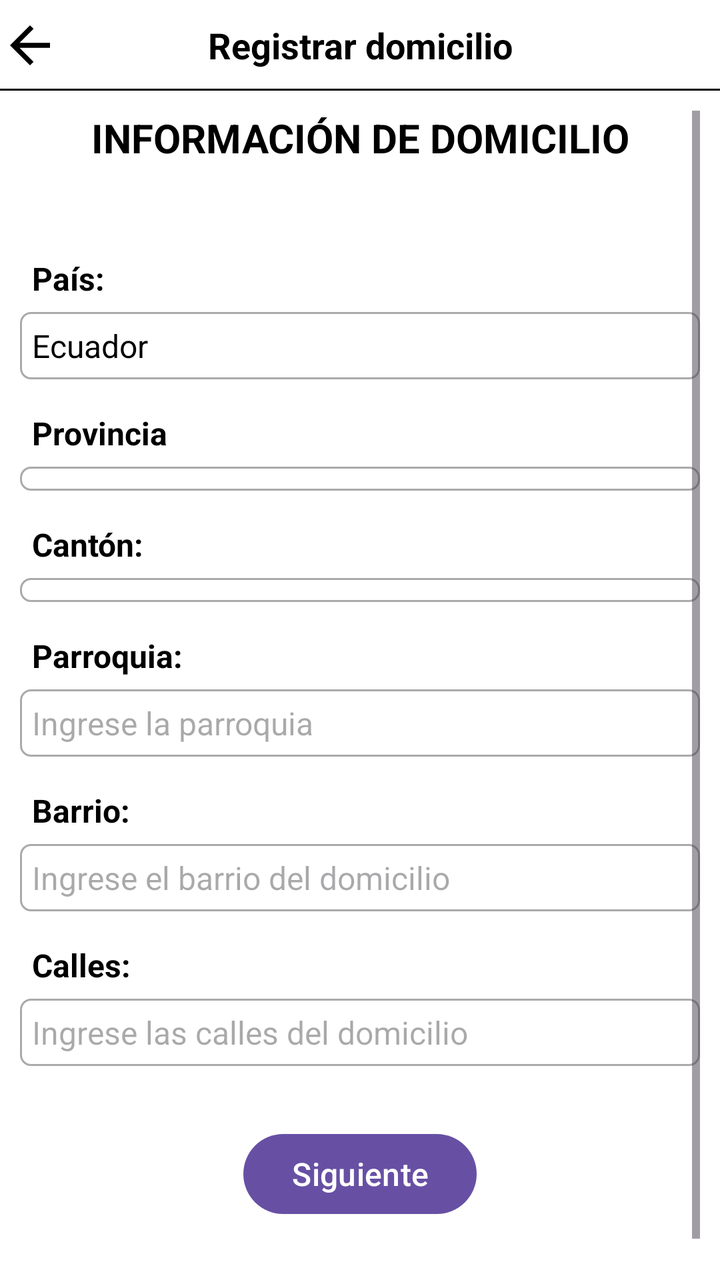
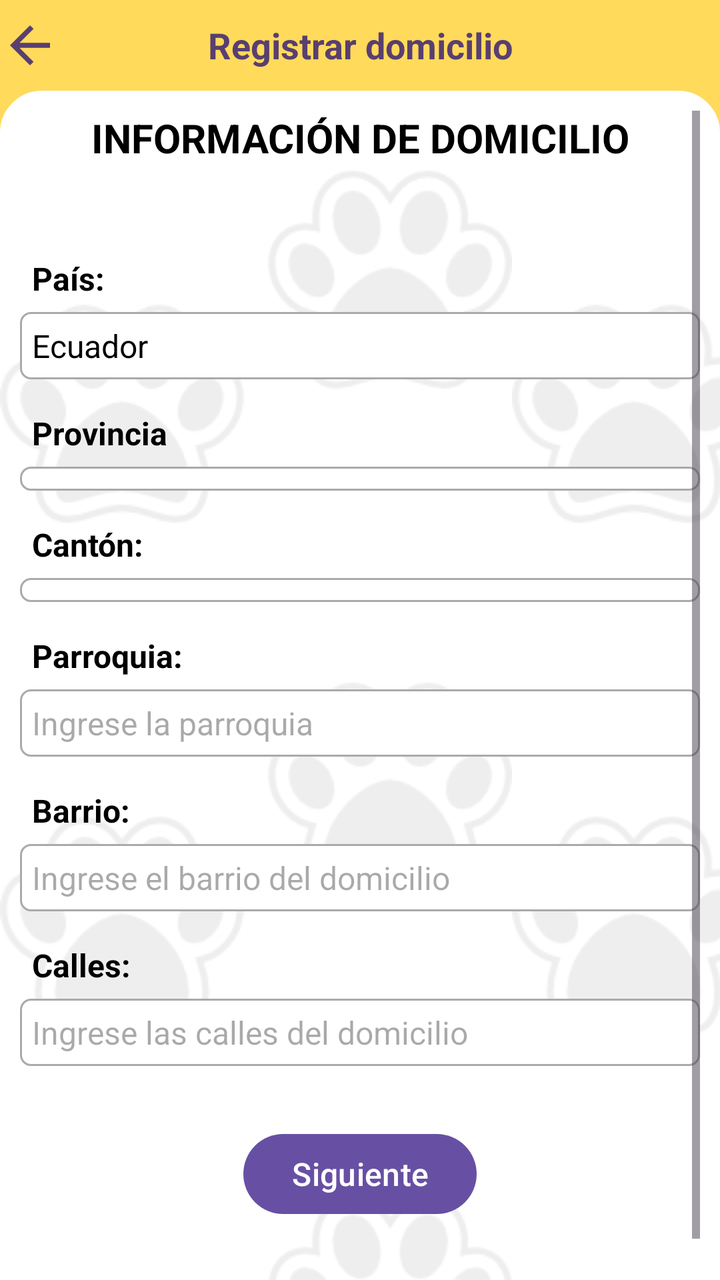

Two renders of the same Android screen: before a commit and after it. Below are the layout's source before the change and the commit's diff.
<!-- AndroidManifest.xml: application theme Theme.TIC_PV -->
<!-- res/layout/activity_agregar_domicilio.xml -->
<?xml version="1.0" encoding="utf-8"?>
<RelativeLayout xmlns:android="http://schemas.android.com/apk/res/android"
    xmlns:app="http://schemas.android.com/apk/res-auto"
    xmlns:tools="http://schemas.android.com/tools"
    android:id="@+id/main"
    android:layout_width="match_parent"
    android:layout_height="match_parent"
    android:background="@color/white"
    android:fitsSystemWindows="true"
    android:fillViewport="true"
    android:focusableInTouchMode="true"
    tools:context=".Vista.AgregarDomicilioActivity">

    <RelativeLayout
        android:layout_width="match_parent"
        android:layout_height="wrap_content"
        android:id="@+id/lYSuperiorRegistrarDomicilio"
        android:background="@color/white"
        android:orientation="horizontal">

        <ImageView
            android:layout_width="30dp"
            android:layout_height="30dp"
            android:id="@+id/iVRegresarRegistrarDomicilio"
            android:layout_centerVertical="true"
            android:background="@drawable/ic_retroceder"
            android:backgroundTint="@color/black"/>

        <TextView
            android:layout_width="match_parent"
            android:layout_height="wrap_content"
            android:id="@+id/tVTituloRegistrarDomicilio"
            android:textSize="18sp"
            android:layout_centerVertical="true"
            android:textAlignment="center"
            android:textStyle="bold"
            android:textColor="@color/black"
            android:text="Registrar domicilio"/>

        <View
            android:id="@+id/viewTituloRegistrarDomicilio"
            android:layout_width="match_parent"
            android:layout_height="1dp"
            android:layout_marginTop="20dp"
            android:layout_below="@+id/tVTituloRegistrarDomicilio"
            android:background="@color/black" />

    </RelativeLayout>

    <FrameLayout
        android:layout_width="match_parent"
        android:layout_height="match_parent"
        android:padding="10dp"
        android:layout_below="@+id/lYSuperiorRegistrarDomicilio">

        <ScrollView
            android:layout_width="match_parent"
            android:layout_height="match_parent"
            android:id="@+id/scrollAgregarDomicilio">

            <RelativeLayout
                android:layout_width="match_parent"
                android:layout_height="wrap_content">

                <TextView
                    android:id="@+id/labelEncabezado"
                    android:layout_width="wrap_content"
                    android:layout_height="wrap_content"
                    android:text="INFORMACIÓN DE DOMICILIO"
                    android:textAlignment="center"
                    android:textColor="@color/black"
                    android:layout_centerHorizontal="true"
                    android:textAppearance="@style/TextAppearance.AppCompat.Medium"
                    android:textSize="20sp"
                    android:textStyle="bold" />

                <TextView
                    android:id="@+id/labelPais"
                    android:layout_width="match_parent"
                    android:layout_height="wrap_content"
                    android:layout_below="@id/labelEncabezado"
                    android:layout_marginTop="40dp"
                    android:padding="6dp"
                    android:textStyle="bold"
                    android:text="País:"
                    android:textColor="@color/black"
                    android:textSize="16sp" />

                <EditText
                    android:id="@+id/paisDomicilio"
                    android:layout_width="match_parent"
                    android:layout_height="wrap_content"
                    android:layout_below="@id/labelPais"
                    android:background="@drawable/border"
                    android:ems="10"
                    android:text="Ecuador"
                    android:focusable="false"
                    android:inputType="text"
                    android:padding="6dp"
                    android:textColor="@color/black"
                    android:textSize="16sp" />

                <TextView
                    android:id="@+id/labelProvincia"
                    android:layout_width="match_parent"
                    android:layout_height="wrap_content"
                    android:layout_below="@id/paisDomicilio"
                    android:layout_marginTop="10dp"
                    android:padding="6dp"
                    android:textStyle="bold"
                    android:text="Provincia"
                    android:textColor="@color/black"
                    android:textSize="16sp"
                    android:focusable="true"
                    android:focusableInTouchMode="true"/>

                
                
                
                
                
                
                
                
                
                
                
                

                <Spinner
                    android:layout_width="match_parent"
                    android:layout_height="wrap_content"
                    android:id="@+id/spProvinciaDomicilio"
                    android:background="@drawable/border"
                    android:padding="6dp"
                    android:textColor="@color/black"
                    android:layout_below="@id/labelProvincia"/>

                <TextView
                    android:id="@+id/labelCanton"
                    android:layout_width="match_parent"
                    android:layout_height="wrap_content"
                    android:layout_below="@id/spProvinciaDomicilio"
                    android:layout_marginTop="10dp"
                    android:padding="6dp"
                    android:textStyle="bold"
                    android:text="Cantón:"
                    android:textColor="@color/black"
                    android:textSize="16sp"
                    android:focusable="true"
                    android:focusableInTouchMode="true"/>

                
                
                
                
                
                
                
                
                
                
                
                

                <Spinner
                    android:layout_width="match_parent"
                    android:layout_height="wrap_content"
                    android:id="@+id/spCantonDomicilio"
                    android:background="@drawable/border"
                    android:padding="6dp"
                    android:textColor="@color/black"
                    android:layout_below="@id/labelCanton"/>

                <TextView
                    android:id="@+id/labelParroquia"
                    android:layout_width="match_parent"
                    android:layout_height="wrap_content"
                    android:layout_below="@id/spCantonDomicilio"
                    android:layout_marginTop="10dp"
                    android:padding="6dp"
                    android:textStyle="bold"
                    android:text="Parroquia:"
                    android:textColor="@color/black"
                    android:textSize="16sp" />

                <EditText
                    android:id="@+id/parroquiaDomicilio"
                    android:layout_width="match_parent"
                    android:layout_height="wrap_content"
                    android:layout_below="@id/labelParroquia"
                    android:background="@drawable/border"
                    android:ems="10"
                    android:hint="Ingrese la parroquia"
                    android:inputType="text"
                    android:padding="6dp"
                    android:textColor="@color/black"
                    android:textSize="16sp" />

                <TextView
                    android:id="@+id/labelBarrio"
                    android:layout_width="match_parent"
                    android:layout_height="wrap_content"
                    android:layout_below="@id/parroquiaDomicilio"
                    android:layout_marginTop="10dp"
                    android:padding="6dp"
                    android:textStyle="bold"
                    android:text="Barrio:"
                    android:textColor="@color/black"
                    android:textSize="16sp" />

                <EditText
                    android:id="@+id/barrioDomicilio"
                    android:layout_width="match_parent"
                    android:layout_height="wrap_content"
                    android:layout_below="@id/labelBarrio"
                    android:background="@drawable/border"
                    android:ems="10"
                    android:hint="Ingrese el barrio del domicilio"
                    android:inputType="text"
                    android:padding="6dp"
                    android:textColor="@color/black"
                    android:textSize="16sp" />

                <TextView
                    android:id="@+id/labelCalles"
                    android:layout_width="match_parent"
                    android:layout_height="wrap_content"
                    android:layout_below="@id/barrioDomicilio"
                    android:layout_marginTop="10dp"
                    android:padding="6dp"
                    android:textStyle="bold"
                    android:text="Calles:"
                    android:textColor="@color/black"
                    android:textSize="16sp" />

                <EditText
                    android:id="@+id/callesDomicilio"
                    android:layout_width="match_parent"
                    android:layout_height="wrap_content"
                    android:layout_below="@id/labelCalles"
                    android:background="@drawable/border"
                    android:ems="10"
                    android:hint="Ingrese las calles del domicilio"
                    android:inputType="text"
                    android:padding="6dp"
                    android:textColor="@color/black"
                    android:textSize="16sp" />

                <Button
                    android:id="@+id/btnSiguienteDom"
                    android:layout_width="wrap_content"
                    android:layout_height="wrap_content"
                    android:layout_below="@id/callesDomicilio"
                    android:layout_marginTop="30dp"
                    android:layout_marginBottom="30dp"
                    android:layout_centerHorizontal="true"
                    android:text="Siguiente"
                    android:textSize="16dp" />

                <ProgressBar
                    android:id="@+id/barraProgresoAgregarDomicilio"
                    android:layout_width="match_parent"
                    android:layout_height="match_parent"
                    style="?android:attr/progressBarStyleLarge"
                    android:layout_centerHorizontal="true"
                    android:layout_above="@+id/btnSiguienteDom"
                    android:layout_marginBottom="16dp"
                    android:elevation="10dp"
                    android:visibility="gone"/>

            </RelativeLayout>

        </ScrollView>

    </FrameLayout>

</RelativeLayout>
<!-- resources referenced by this layout -->
<resources>
  <color name="black">#FF000000</color>
  <color name="white">#FFFFFFFF</color>
  <!-- drawable border (drawable) -->
  <?xml version="1.0" encoding="utf-8"?>
  <shape xmlns:android="http://schemas.android.com/apk/res/android">
      
      <solid android:color="#FFFFFF"/>
  
      
      <stroke android:width="1dp" android:color="#AAAAAA"/>
  
      
      <corners android:radius="5dp"/>
  </shape>
  <!-- drawable ic_retroceder (drawable) -->
  <vector xmlns:android="http://schemas.android.com/apk/res/android" android:autoMirrored="true" android:height="24dp" android:tint="#FFFFFF" android:viewportHeight="24" android:viewportWidth="24" android:width="24dp">
        
      <path android:fillColor="@android:color/white" android:pathData="M20,11H7.83l5.59,-5.59L12,4l-8,8 8,8 1.41,-1.41L7.83,13H20v-2z"/>
      
  </vector>
  <style name="Theme.TIC_PV" parent="Base.Theme.TIC_PV" />
  <style name="Base.Theme.TIC_PV" parent="Theme.Material3.DayNight.NoActionBar">
          
          
  
  
  
  
  
  
  
  
      </style>
</resources>

<!-- the commit's change to res/layout/activity_agregar_domicilio.xml (unified diff, before → after) -->
@@ -5,7 +5,7 @@
     android:id="@+id/main"
     android:layout_width="match_parent"
     android:layout_height="match_parent"
-    android:background="@color/white"
+    android:background="@color/yellow"
     android:fitsSystemWindows="true"
     android:fillViewport="true"
     android:focusableInTouchMode="true"
@@ -15,7 +15,7 @@
         android:layout_width="match_parent"
         android:layout_height="wrap_content"
         android:id="@+id/lYSuperiorRegistrarDomicilio"
-        android:background="@color/white"
+        android:background="@color/yellow"
         android:orientation="horizontal">
 
         <ImageView
@@ -24,7 +24,7 @@
             android:id="@+id/iVRegresarRegistrarDomicilio"
             android:layout_centerVertical="true"
             android:background="@drawable/ic_retroceder"
-            android:backgroundTint="@color/black"/>
+            android:backgroundTint="@color/lila"/>
 
         <TextView
             android:layout_width="match_parent"
@@ -34,7 +34,7 @@
             android:layout_centerVertical="true"
             android:textAlignment="center"
             android:textStyle="bold"
-            android:textColor="@color/black"
+            android:textColor="@color/lila"
             android:text="Registrar domicilio"/>
 
         <View
@@ -43,13 +43,14 @@
             android:layout_height="1dp"
             android:layout_marginTop="20dp"
             android:layout_below="@+id/tVTituloRegistrarDomicilio"
-            android:background="@color/black" />
+            android:background="@color/yellow" />
 
     </RelativeLayout>
 
     <FrameLayout
         android:layout_width="match_parent"
         android:layout_height="match_parent"
+        android:background="@drawable/bordes_fragment"
         android:padding="10dp"
         android:layout_below="@+id/lYSuperiorRegistrarDomicilio">
 
<!-- resource entries referenced after the edit -->
@@ -1,7 +1,8 @@
 <!-- resources referenced by this layout -->
 <resources>
   <color name="black">#FF000000</color>
-  <color name="white">#FFFFFFFF</color>
+  <color name="lila">#593f6f</color>
+  <color name="yellow">#ffda5b</color>
   <!-- drawable border (drawable) -->
   <?xml version="1.0" encoding="utf-8"?>
   <shape xmlns:android="http://schemas.android.com/apk/res/android">
@@ -14,6 +15,37 @@
       
       <corners android:radius="5dp"/>
   </shape>
+  <!-- drawable bordes_fragment (drawable) -->
+  <?xml version="1.0" encoding="utf-8"?>
+  <layer-list xmlns:android="http://schemas.android.com/apk/res/android">
+  
+      
+      <item>
+          <shape android:shape="rectangle">
+              <solid android:color="#FFFFFF" />
+  
+              
+              <corners
+                  android:topLeftRadius="20dp"
+                  android:topRightRadius="20dp" />
+  
+              <stroke
+                  android:width="2dp"
+                  android:color="#FFFFFF" />
+          </shape>
+      </item>
+  
+      
+      <item>
+          <bitmap
+              android:src="@drawable/huellitas"
+              android:tileMode="repeat"
+              android:gravity="center"
+              android:tint="@android:color/darker_gray"
+              android:alpha="0.2"/> 
+      </item>
+  
+  </layer-list>
   <!-- drawable ic_retroceder (drawable) -->
   <vector xmlns:android="http://schemas.android.com/apk/res/android" android:autoMirrored="true" android:height="24dp" android:tint="#FFFFFF" android:viewportHeight="24" android:viewportWidth="24" android:width="24dp">
         
@@ -21,6 +53,7 @@
       
   </vector>
   <style name="Theme.TIC_PV" parent="Base.Theme.TIC_PV" />
+  <!-- drawable huellitas: png bitmap (drawable, 6949 bytes) -->
   <style name="Base.Theme.TIC_PV" parent="Theme.Material3.DayNight.NoActionBar">
           
           
